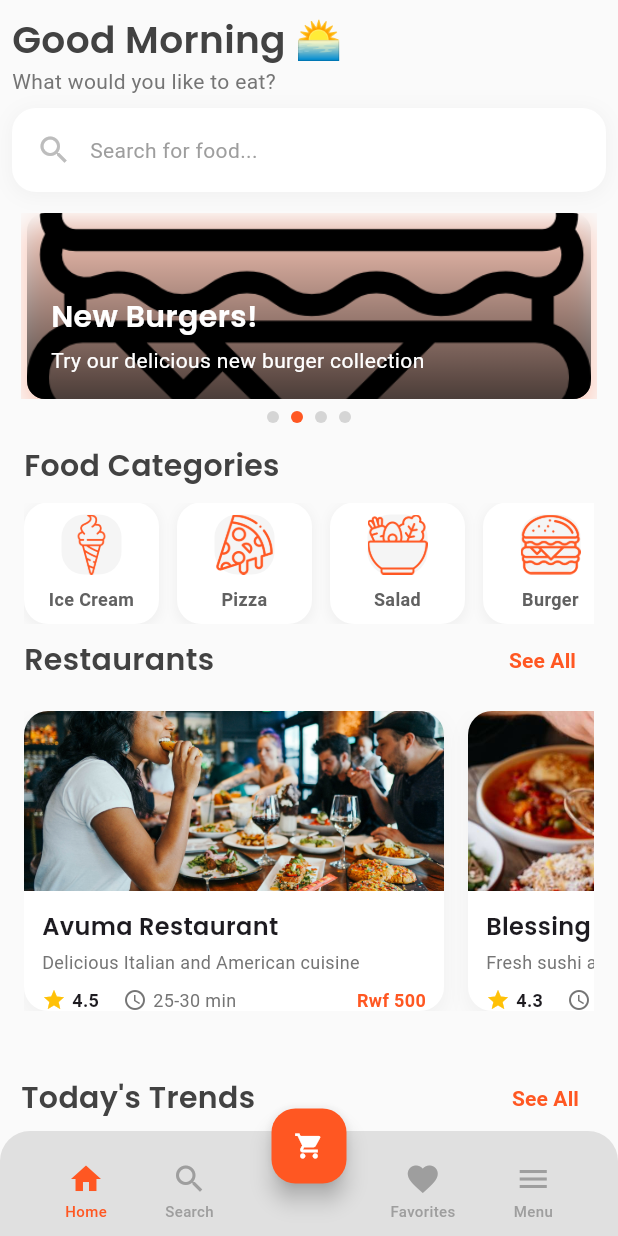
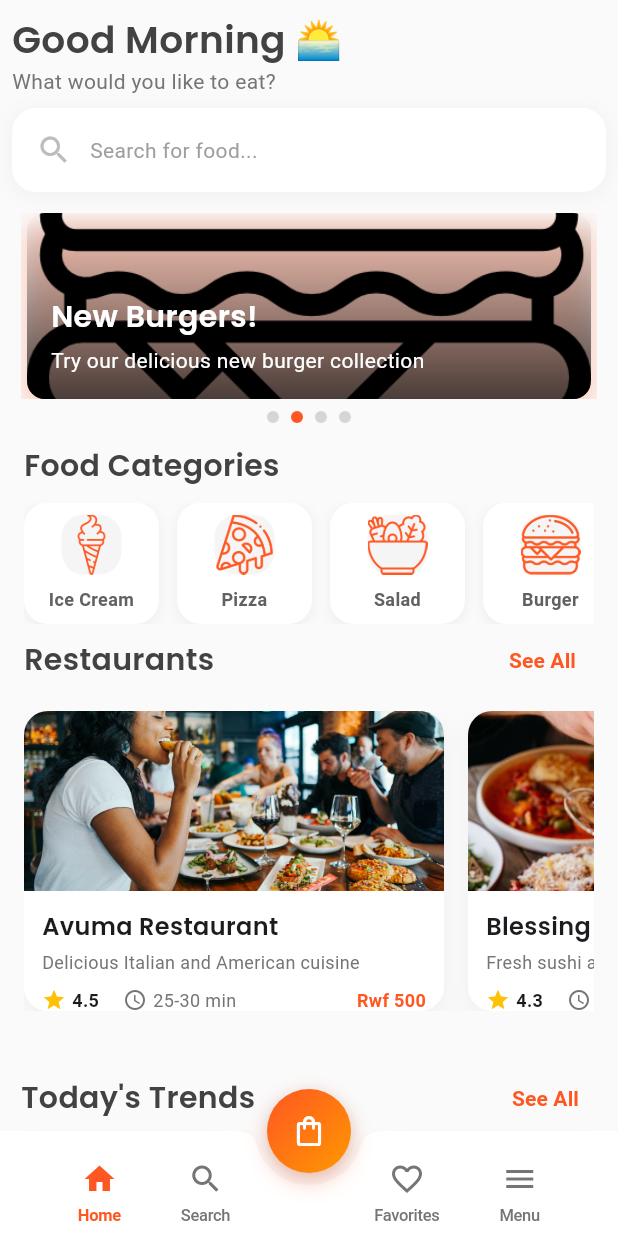
Before and after one commit to Aimecol/IKIRAHAAPP, a Flutter app: the screen it shows after launch, on a phone screen of 412 x 824 dp. Run offline on Flutter 3.47's test engine with Material 3 defaults, Android fonts, the light colour scheme and no system bars.

Commit message:
feat(home): enhance UI of bottom nav bar and floating action button
- Replace Container with BottomAppBar for better material design compliance
- Add gradient and shadows to floating action button
- Implement animated icon switching in bottom nav items
- Improve typography and spacing in navigation items

```diff
--- a/lib/pages/public/home.dart
+++ b/lib/pages/public/home.dart
@@ -449,10 +449,28 @@ class _HomeState extends State<Home> with TickerProviderStateMixin {
       ),
       bottomNavigationBar: _buildBottomNavigationBar(),
       floatingActionButton: Container(
-        margin: const EdgeInsets.only(top: 20),
-        child: SizedBox(
-          width: 50,
-          height: 50,
+        width: 56,
+        height: 56,
+        decoration: BoxDecoration(
+          shape: BoxShape.circle,
+          gradient: const LinearGradient(
+            colors: [Colors.deepOrange, Colors.orange],
+            begin: Alignment.topLeft,
+            end: Alignment.bottomRight,
+          ),
+          boxShadow: [
+            BoxShadow(
+              color: Colors.deepOrange.withValues(alpha: 0.3),
+              blurRadius: 12,
+              offset: const Offset(0, 6),
+            ),
+            BoxShadow(
+              color: Colors.black.withValues(alpha: 0.1),
+              blurRadius: 8,
+              offset: const Offset(0, 2),
+            ),
+          ],
+        ),
         child: FloatingActionButton(
           onPressed: () {
             Navigator.push(
@@ -469,12 +487,42 @@ class _HomeState extends State<Home> with TickerProviderStateMixin {
               ),
             );
           },
-            backgroundColor: Colors.deepOrange,
-            child: const Icon(
-              Icons.shopping_cart,
+          backgroundColor: Colors.transparent,
+          elevation: 0,
+          child: Stack(
+            alignment: Alignment.center,
+            children: [
+              const Icon(
+                Icons.shopping_bag_outlined,
                 color: Colors.white,
-              size: 20,
-            ), // adjust icon size too
+                size: 24,
+              ),
+              if (cartItems.isNotEmpty)
+                Positioned(
+                  right: 8,
+                  top: 8,
+                  child: Container(
+                    padding: const EdgeInsets.all(4),
+                    decoration: const BoxDecoration(
+                      color: Colors.red,
+                      shape: BoxShape.circle,
+                    ),
+                    constraints: const BoxConstraints(
+                      minWidth: 16,
+                      minHeight: 16,
+                    ),
+                    child: Text(
+                      cartItems.length.toString(),
+                      style: const TextStyle(
+                        color: Colors.white,
+                        fontSize: 10,
+                        fontWeight: FontWeight.bold,
+                      ),
+                      textAlign: TextAlign.center,
+                    ),
+                  ),
+                ),
+            ],
           ),
         ),
       ),
@@ -1391,38 +1439,42 @@ class _HomeState extends State<Home> with TickerProviderStateMixin {
   }
 
   Widget _buildBottomNavigationBar() {
-    return Container(
+    return BottomAppBar(
       height: 70,
-      decoration: BoxDecoration(
-        color: const Color.fromARGB(37, 71, 68, 68),
-        borderRadius: const BorderRadius.only(
-          topLeft: Radius.circular(20),
-          topRight: Radius.circular(20),
-        ),
-      ),
-      child: BottomAppBar(
-        color: Colors.transparent,
-        elevation: 0,
+      color: Colors.white,
+      elevation: 8,
+      shadowColor: Colors.black.withValues(alpha: 0.1),
       shape: const CircularNotchedRectangle(),
       notchMargin: 8.0,
       child: Padding(
-          padding: const EdgeInsets.symmetric(horizontal: 8.0),
+        padding: const EdgeInsets.symmetric(horizontal: 16.0),
         child: Row(
           mainAxisAlignment: MainAxisAlignment.spaceAround,
           children: [
-              _buildNavBarItem(Icons.home, 'Home', 0),
-              _buildNavBarItem(Icons.search, 'Search', 1),
+            _buildNavBarItem(Icons.home_outlined, Icons.home, 'Home', 0),
+            _buildNavBarItem(Icons.search_outlined, Icons.search, 'Search', 1),
             const SizedBox(width: 40), // Space for the center FAB
-              _buildNavBarItem(Icons.favorite, 'Favorites', 2),
-              _buildNavBarItem(Icons.menu, 'Menu', 3),
-            ],
-          ),
-        ),
-      ),
-    );
-  }
-
-  Widget _buildNavBarItem(IconData icon, String label, int index) {
+            _buildNavBarItem(
+              Icons.favorite_outline,
+              Icons.favorite,
+              'Favorites',
+              2,
+            ),
+            _buildNavBarItem(Icons.menu_outlined, Icons.menu, 'Menu', 3),
+          ],
+        ),
+      ),
+    );
+  }
+
+  Widget _buildNavBarItem(
+    IconData outlinedIcon,
+    IconData filledIcon,
+    String label,
+    int index,
+  ) {
+    final isSelected = _currentBottomNavIndex == index;
+
     return GestureDetector(
       onTap: () {
         setState(() {
@@ -1458,31 +1510,32 @@ class _HomeState extends State<Home> with TickerProviderStateMixin {
         }
       },
       child: Container(
-        padding: const EdgeInsets.symmetric(vertical: 8),
+        padding: const EdgeInsets.symmetric(vertical: 8, horizontal: 12),
         child: Column(
           mainAxisSize: MainAxisSize.min,
           children: [
-            Icon(
-              icon,
-              color: _currentBottomNavIndex == index
-                  ? Colors.deepOrange
-                  : Colors.grey,
+            AnimatedSwitcher(
+              duration: const Duration(milliseconds: 200),
+              child: Icon(
+                isSelected ? filledIcon : outlinedIcon,
+                key: ValueKey(isSelected),
+                color: isSelected ? Colors.deepOrange : Colors.grey[600],
                 size: 24,
               ),
-            const SizedBox(height: 2),
+            ),
+            const SizedBox(height: 4),
             Text(
               label,
               style: TextStyle(
-                color: _currentBottomNavIndex == index
-                    ? Colors.deepOrange
-                    : Colors.grey,
-                fontSize: 10,
-                fontWeight: FontWeight.w500,
-              ),
-            ),
-          ],
-        ),
-      ),
-    );
-  }
-}
+                color: isSelected ? Colors.deepOrange : Colors.grey[600],
+                fontSize: 11,
+                fontWeight: isSelected ? FontWeight.w600 : FontWeight.w500,
+                letterSpacing: -0.2,
+              ),
+            ),
+          ],
+        ),
+      ),
+    );
+  }
+}
```
Lines whose indentation alone changed are shown as unchanged.
